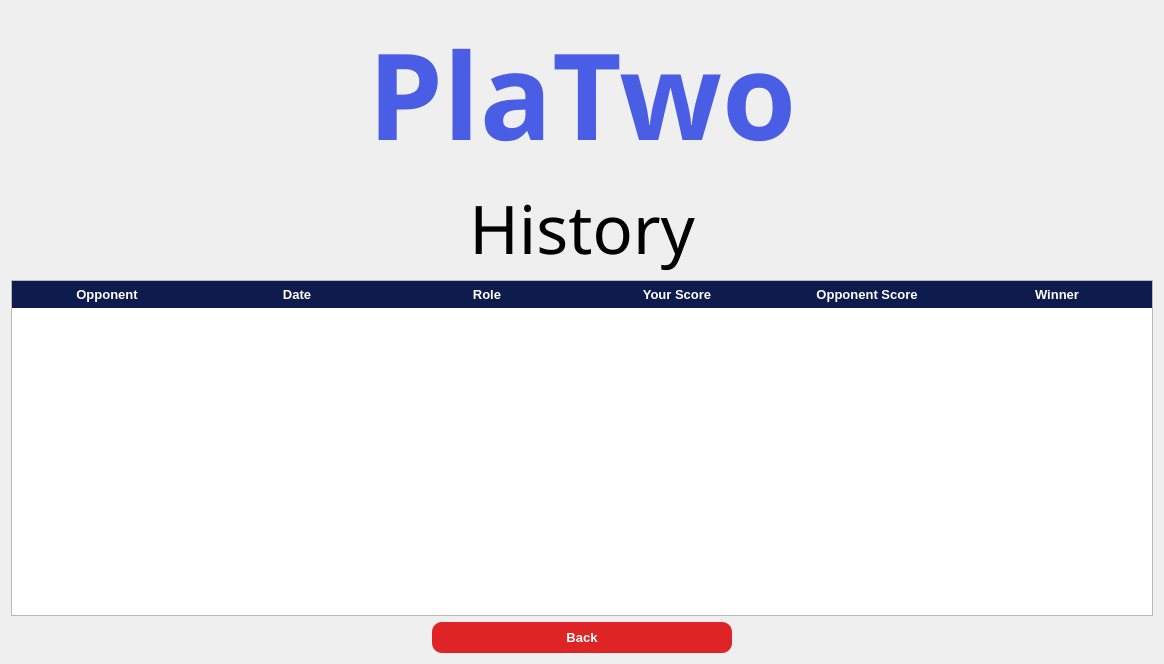
First picture: the form in UI/Menu/history.ui, repository PlaTwo-project/PlaTwo, before the edit.
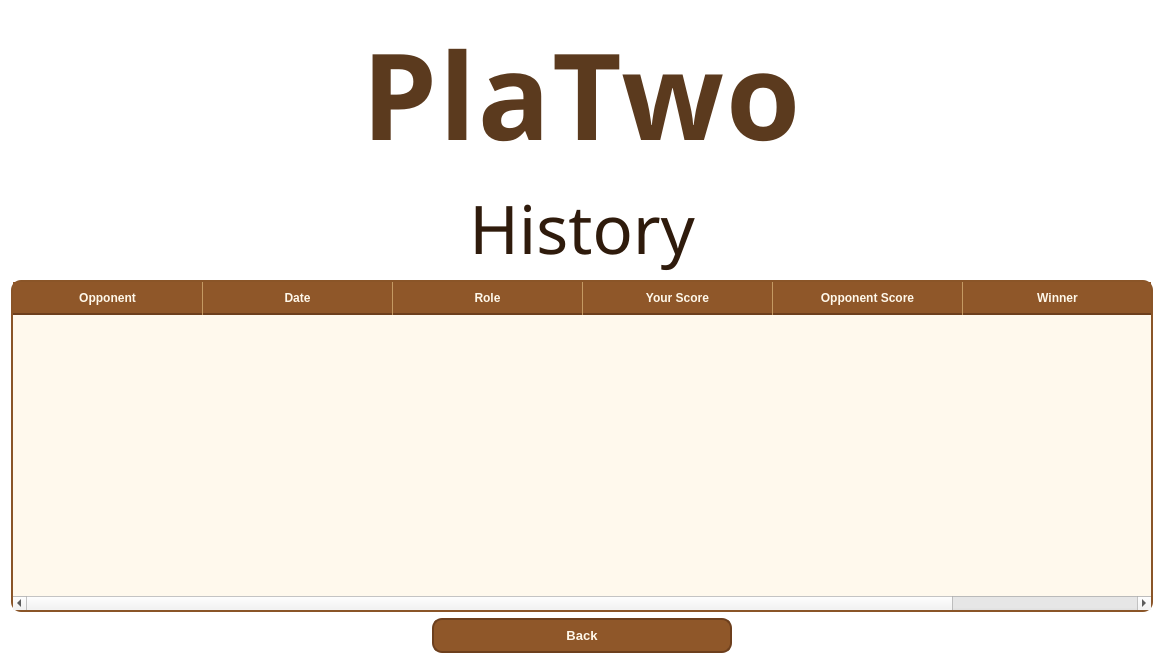
Second picture: the form after the edit.

Diff of the .ui file:
```diff
--- a/UI/Menu/history.ui
+++ b/UI/Menu/history.ui
@@ -14,12 +14,27 @@
    <string>Form</string>
   </property>
   <property name="styleSheet">
-   <string notr="true">QMessageBox QPushButton {
-    background-color: white;
-    color: black;
-    border: 1px solid #0078d7;
-    padding: 5px 12px;
-    border-radius: 4px;
+   <string notr="true">QWidget#History {
+    background: transparent;
+}
+
+QMessageBox {
+    background-color: #F7E7C6;
+    color: #3B2414;
+}
+
+QMessageBox QLabel {
+    color: #3B2414;
+    font-size: 10pt;
+}
+
+QMessageBox QPushButton {
+    background-color: #B77A3D;
+    color: #FFF8EA;
+    border: 1px solid #8A5528;
+    border-radius: 7px;
+    padding: 6px 16px;
+    font-weight: bold;
 }
 
 QMessageBox QPushButton:hover {
@@ -41,7 +56,11 @@
       </font>
      </property>
      <property name="styleSheet">
-      <string notr="true">color: #000000;</string>
+      <string notr="true">QLabel {
+    color: #2F1B0C;
+    background: transparent;
+}
+</string>
      </property>
      <property name="text">
       <string>History</string>
@@ -61,7 +80,12 @@
       </font>
      </property>
      <property name="styleSheet">
-      <string notr="true">color: #495ee4;</string>
+      <string notr="true">QLabel {
+    color: #5B3A1E;
+    background: transparent;
+    letter-spacing: 2px;
+}
+</string>
      </property>
      <property name="text">
       <string>PlaTwo</string>
@@ -84,24 +108,95 @@
         </font>
        </property>
        <property name="styleSheet">
-        <string notr="true">QWidget {
-    background: qlineargradient(
-        x1:0, y1:0,
-        x2:1, y2:1,
-        stop:0 #0d1b4d,
-        stop:1 #1a73e8
-    );
-    color: white;
+        <string notr="true">QTableWidget {
+    background-color: rgba(255, 248, 235, 235);
+    color: #2E1A0B;
+    border: 2px solid #8A5528;
+    border-radius: 10px;
+    gridline-color: #C49A63;
+    selection-background-color: #B77A3D;
+    selection-color: #FFF8EA;
+    alternate-background-color: rgba(247, 231, 198, 210);
 }
+
+QTableWidget::item {
+    padding: 6px;
+    border: none;
+}
+
+QTableWidget::item:hover {
+    background-color: rgba(201, 138, 73, 90);
+    color: #2E1A0B;
+}
+
+QTableWidget::item:selected {
+    background-color: #B77A3D;
+    color: #FFF8EA;
+}
+
 QHeaderView::section {
-    background-color: #0d1b4d;
-    color: white;
-    padding: 4px;
+    background-color: #8F5729;
+    color: #FFF8EA;
+    padding: 6px;
     border: none;
+    border-right: 1px solid #C49A63;
+    border-bottom: 2px solid #6D3F1D;
+    font-weight: bold;
 }
-QTableWidget {
-    gridline-color: #ffffff;
-    selection-background-color: #1A73E8;
+
+QHeaderView::section:hover {
+    background-color: #A8642A;
+}
+
+QTableCornerButton::section {
+    background-color: #8F5729;
+    border: none;
+    border-bottom: 2px solid #6D3F1D;
+    border-right: 1px solid #C49A63;
+}
+
+QScrollBar:vertical {
+    background-color: rgba(247, 231, 198, 180);
+    width: 13px;
+    margin: 0px;
+    border-radius: 6px;
+}
+
+QScrollBar::handle:vertical {
+    background-color: #A8642A;
+    min-height: 25px;
+    border-radius: 6px;
+}
+
+QScrollBar::handle:vertical:hover {
+    background-color: #BC7838;
+}
+
+QScrollBar::add-line:vertical,
+QScrollBar::sub-line:vertical {
+    height: 0px;
+}
+
+QScrollBar:horizontal {
+    background-color: rgba(247, 231, 198, 180);
+    height: 13px;
+    margin: 0px;
+    border-radius: 6px;
+}
+
+QScrollBar::handle:horizontal {
+    background-color: #A8642A;
+    min-width: 25px;
+    border-radius: 6px;
+}
+
+QScrollBar::handle:horizontal:hover {
+    background-color: #BC7838;
+}
+
+QScrollBar::add-line:horizontal,
+QScrollBar::sub-line:horizontal {
+    width: 0px;
 }
 </string>
        </property>
@@ -220,9 +315,9 @@
        </property>
        <property name="styleSheet">
         <string notr="true">QPushButton {
-    background-color: #DE2424;
-    color: white;
-    border: none;
+    background-color: #8F5729;
+    color: #FFF8EA;
+    border: 2px solid #6D3F1D;
     border-radius: 10px;
     padding: 8px 16px;
     font-weight: bold;
```
Left out of the diff: 11 changed lines with no effect on the pictures.
